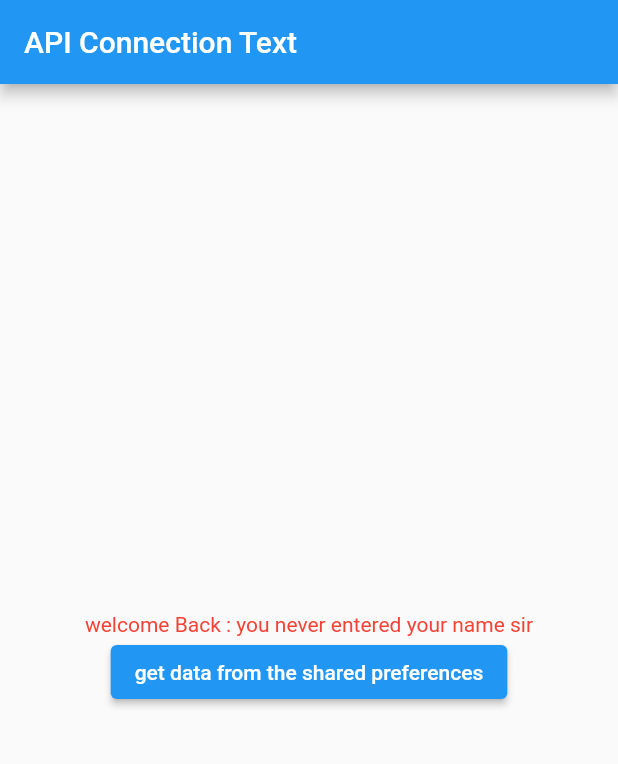
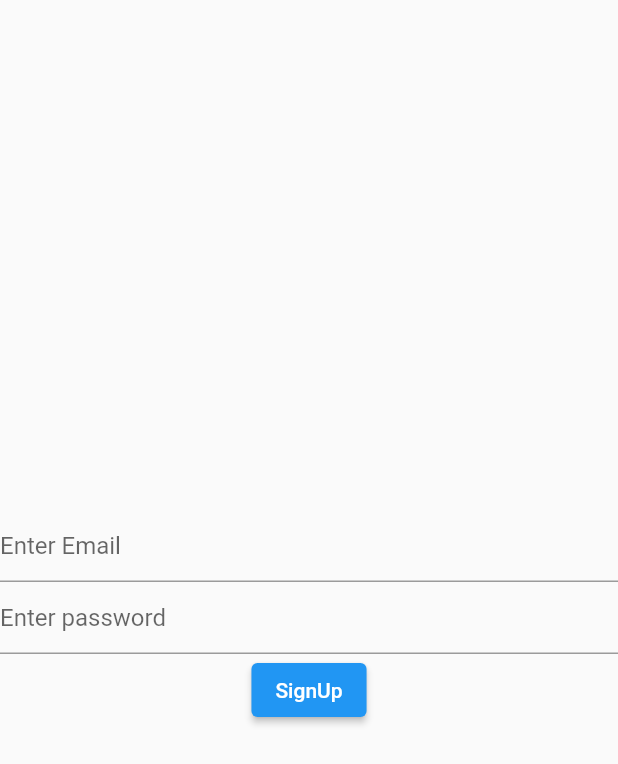
Before and after one commit to RamezHamdiSaeed/MyFlutterReference, a Flutter app: the screen it shows after launch, on a phone screen of 412 x 824 dp. Shown: the top 764 px of the screen. Run offline on Flutter 3.47's test engine with Material 2 defaults, Android fonts, the phone set to English and light mode, and no system bars; our stand-ins replace shared_preferences.

Commit message:
using shared preferences for authentication

```diff
--- a/lib/app/screens/loading_screen.dart
+++ /dev/null
@@ -1,70 +0,0 @@
-import 'package:flutter/material.dart';
-import 'package:shared_preferences/shared_preferences.dart';
-
-class LoadingScreen extends StatefulWidget {
-  const LoadingScreen({Key? key}) : super(key: key);
-
-  @override
-  State<LoadingScreen> createState() => _LoadingScreenState();
-}
-
-//* the shared preferences is used for non critical persistent data and commonly used for better user experience like theme changing since the user not forced to choose his best theme over and over again when returning back to the app
-
-class _LoadingScreenState extends State<LoadingScreen> {
-  String? name;
-  void setPersistentNotCriticalData(String nameValue) async {
-    final pref = await SharedPreferences.getInstance();
-    pref.setString("name", nameValue);
-  }
-
-  void getPersistentNotCriticalData() async {
-    final pref = await SharedPreferences.getInstance();
-    setState(() {
-      (pref.containsKey("name"))
-          ? name = pref.getString("name")
-          : name = "you need to set the name ref using the shared preferences";
-    });
-  }
-
-  void clearPersistentNotCriticalData() async {
-    final pref = await SharedPreferences.getInstance();
-    pref.clear();
-  }
-
-//! we need to get data from the shared preferences but if we will remove the data in any case we need to make the variable nullable
-//* using initState to get the data when establish the widget (Screen)
-  @override
-  void initState() {
-    super.initState();
-    //*try to remove the below line  after running your app then recompile the app (but this time without the statement below) you will noticed that the saved data in the first run is persistent
-    setPersistentNotCriticalData("Ramez Hamdi Saeed Ebrahim");
-  }
-
-//! It's good practice that if we want to clear the shared preferences when finishing the deleing with particular Widget ,so we do it in dispose built in method
-//! @override
-// !  void dispose() {
-//!    // TODO: implement dispose
-// !   super.dispose();
-  //* here
-// !  }
-  @override
-  Widget build(BuildContext context) {
-    return Scaffold(
-        appBar: AppBar(title: const Text("API Connection Text")),
-        body: Center(
-            //! the DefaultTextStyle is used to change the TextStyle of the context within its child Widget only
-            child: DefaultTextStyle(
-          style: const TextStyle(color: Colors.red),
-          child: Column(
-            mainAxisAlignment: MainAxisAlignment.center,
-            children: [
-              Text(
-                  "welcome Back : ${name ?? "you never entered your name sir"}"),
-              ElevatedButton(
-                  onPressed: getPersistentNotCriticalData,
-                  child: const Text("get data from the shared preferences"))
-            ],
-          ),
-        )));
-  }
-}
--- /dev/null
+++ b/lib/app/screens/sign_up_form.dart
@@ -0,0 +1,50 @@
+import 'package:flutter/material.dart';
+import 'package:shared_preferences/shared_preferences.dart';
+import 'user_account.dart';
+
+class SignUpForm extends StatefulWidget {
+  SignUpForm({Key? key}) : super(key: key);
+
+  @override
+  State<SignUpForm> createState() => _SignUpFormState();
+}
+
+class _SignUpFormState extends State<SignUpForm> {
+  final email = TextEditingController();
+  final password = TextEditingController();
+  @override
+  Widget build(BuildContext context) {
+    return Scaffold(
+      body: Center(
+        child: Column(
+          mainAxisAlignment: MainAxisAlignment.center,
+          children: [
+            TextFormField(
+              decoration: const InputDecoration(
+                  hintText: "Enter Email", suffixText: "@gmail.com"),
+              controller: email,
+            ),
+            TextFormField(
+              decoration: const InputDecoration(hintText: "Enter password"),
+              obscureText: true,
+              controller: password,
+            ),
+            //! it's recommended to use builder if the widget is innermost the parent widget (class)
+            Builder(builder: (context) {
+              return ElevatedButton(
+                  onPressed: () async {
+                    final pref = await SharedPreferences.getInstance();
+                    pref.setString("email", email.text);
+                    pref.setString("password", password.text);
+                    // ignore: use_build_context_synchronously
+                    Navigator.of(context).push(MaterialPageRoute(
+                        builder: (context) => const UserAccount()));
+                  },
+                  child: const Text("SignUp"));
+            })
+          ],
+        ),
+      ),
+    );
+  }
+}
--- a/lib/main.dart
+++ b/lib/main.dart
@@ -1,7 +1,14 @@
 import 'package:flutter/material.dart';
-import './app/screens/loading_screen.dart';
+import 'app/screens/user_account.dart';
+import './app/screens/sign_up_form.dart';
+import 'package:shared_preferences/shared_preferences.dart';
 
-main() {
+//ToDo: implement signUp screen once and if the data entered from the user ,the app will begin with home page directly not the signUp screen
+var pref;
+main() async {
+//! if we need to make the main async it's good practice to use the below statement
+  WidgetsFlutterBinding.ensureInitialized();
+  pref = await SharedPreferences.getInstance();
   runApp(const MyApp());
 }
 
@@ -10,8 +17,10 @@ class MyApp extends StatelessWidget {
 
   @override
   Widget build(BuildContext context) {
-    return const MaterialApp(
-      home: LoadingScreen(),
+    return MaterialApp(
+      home: (pref.containsKey("email") && pref.containsKey("password"))
+          ? const UserAccount()
+          : SignUpForm(),
       debugShowCheckedModeBanner: false,
     );
   }
```
Also changed, not shown: lib/app/screens/user_account.dart (added, +47 -0 lines), 1 other file.
